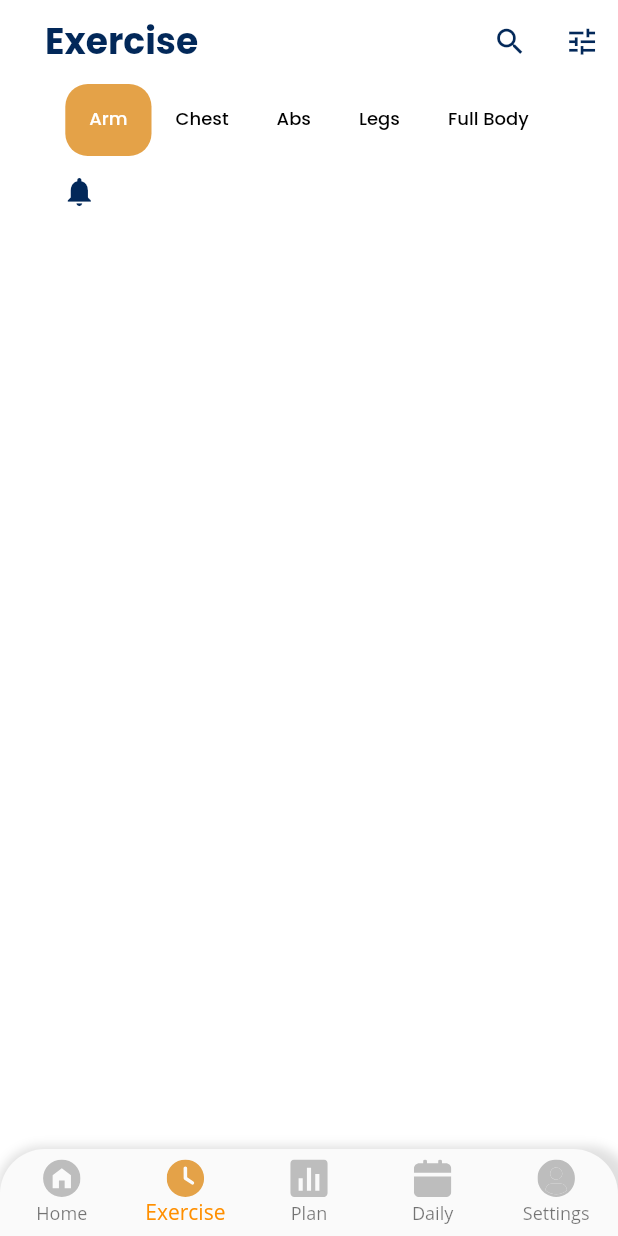
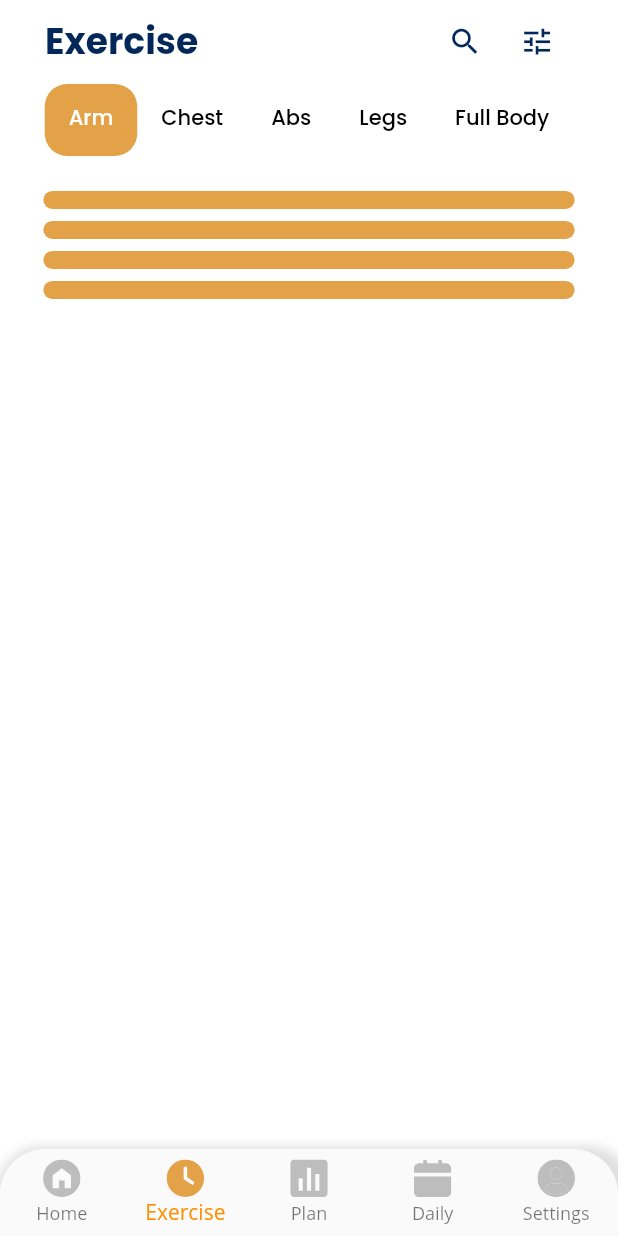
Before and after one commit to long2602/BeeFit, a Flutter app: the screen it shows after launch, item 2 of the bottom bar chosen, on a phone screen of 412 x 824 dp. Run offline on Flutter 3.47's test engine with Material 2 defaults, Android fonts, the phone set to English and light mode, and no system bars; our stand-ins replace animated_splash_screen, date_picker_timeline, flutter_svg, get, google_fonts, introduction_screen and 1 more; missing offline and left inert: flutter_ruler_picker; project files that could hold a hidden picture were left out.

Commit message:
Update Exercise

```diff
--- a/lib/screens/AppScreen.dart
+++ b/lib/screens/AppScreen.dart
@@ -1,5 +1,6 @@
 import 'package:beefit/constants/app_style.dart';
 import 'package:beefit/screens/HomeScreen.dart';
+import 'package:beefit/screens/PlanScreen.dart';
 import 'package:flutter/material.dart';
 import 'package:flutter_svg/flutter_svg.dart';
 
@@ -17,7 +18,7 @@ class _AppScreenState extends State<AppScreen> {
   static final List<Widget> _pageOption = <Widget>[
     const HomeScreen(),
     const ExerciseScreen(),
-    Container(),
+    const PlanScreen(),
     Container(),
     Container(),
   ];
--- a/lib/screens/ExerciseScreen.dart
+++ b/lib/screens/ExerciseScreen.dart
@@ -1,3 +1,5 @@
+import 'package:beefit/screens/DetailExerciseScreen.dart';
+import 'package:beefit/widgets/ButtonMain.dart';
 import 'package:flutter/material.dart';
 import 'package:google_fonts/google_fonts.dart';
 
@@ -24,7 +26,19 @@ class _ExerciseScreenState extends State<ExerciseScreen> {
             elevation: 0,
             titleSpacing: 30,
             backgroundColor: AppStyle.whiteColor,
-            actions: [
+            title: Row(
+              mainAxisAlignment: MainAxisAlignment.spaceBetween,
+              children: [
+                Text(
+                  'Exercise',
+                  style: GoogleFonts.poppins(
+                    fontWeight: FontWeight.bold,
+                    color: AppStyle.secondaryColor,
+                    fontSize: 24 * _scaleFont,
+                  ),
+                ),
+                Row(
+                  children: [
                     IconButton(
                       onPressed: () {},
                       icon: Icon(
@@ -42,13 +56,8 @@ class _ExerciseScreenState extends State<ExerciseScreen> {
                       ),
                     ),
                   ],
-            title: Text(
-              'Exercise',
-              style: GoogleFonts.poppins(
-                fontWeight: FontWeight.bold,
-                color: AppStyle.secondaryColor,
-                fontSize: 24 * _scaleFont,
                 ),
+              ],
             ),
             bottom: TabBar(
               tabs: const [
@@ -64,33 +73,81 @@ class _ExerciseScreenState extends State<ExerciseScreen> {
                 borderRadius: AppStyle.appBorder,
               ),
               unselectedLabelColor: AppStyle.black1Color,
-              labelStyle: GoogleFonts.poppins(fontSize: 12 * _scaleFont, fontWeight: FontWeight.w500,),
+              labelStyle: GoogleFonts.poppins(
+                fontSize: 14 * _scaleFont,
+                fontWeight: FontWeight.w500,
+              ),
               isScrollable: true,
             ),
           ),
           body: TabBarView(
             children: [
               Padding(
-                padding: EdgeInsets.symmetric(horizontal: 30 * _scaleScreen),
-                child: Column(
-                  crossAxisAlignment: CrossAxisAlignment.start,
+                padding: EdgeInsets.fromLTRB(
+                    30 * _scaleScreen, 20 * _scaleScreen, 30 * _scaleScreen, 0),
+                child: ListView.builder(
+                  itemCount: 4,
+                  itemBuilder: (context, index) {
+                    return InkWell(
+                      onTap: () {
+
+                        Navigator.push(
+                          context,
+                          MaterialPageRoute(
+                              builder: (_) =>
+                                  const DetailExerciseScreen()),
+                        );
+                      },
+                      child: Container(
+                        margin: const EdgeInsets.symmetric(vertical: 4),
+                        padding: const EdgeInsets.symmetric(
+                            vertical: 6, horizontal: 12),
+                        decoration: BoxDecoration(
+                          borderRadius: AppStyle.appBorder,
+                          color: AppStyle.primaryColor,
+                        ),
+                        child: Row(
                           children: [
-                    IconButton(
-                      onPressed: () {},
-                      icon: Icon(
-                        Icons.notifications,
-                        size: 24 * _scaleScreen,
-                        color: AppStyle.secondaryColor,
-                      ),
-                    ),
 
                           ],
                         ),
                       ),
-              Container(),
-              Container(),
-              Container(),
-              Container(),
+                    );
+                  },
+                ),
+              ),
+              Padding(
+                padding: EdgeInsets.symmetric(horizontal: 30 * _scaleScreen),
+                child: SingleChildScrollView(
+                  child: Column(
+                    children: [],
+                  ),
+                ),
+              ),
+              Padding(
+                padding: EdgeInsets.symmetric(horizontal: 30 * _scaleScreen),
+                child: SingleChildScrollView(
+                  child: Column(
+                    children: [],
+                  ),
+                ),
+              ),
+              Padding(
+                padding: EdgeInsets.symmetric(horizontal: 30 * _scaleScreen),
+                child: SingleChildScrollView(
+                  child: Column(
+                    children: [],
+                  ),
+                ),
+              ),
+              Padding(
+                padding: EdgeInsets.symmetric(horizontal: 30 * _scaleScreen),
+                child: SingleChildScrollView(
+                  child: Column(
+                    children: [],
+                  ),
+                ),
+              ),
             ],
           )),
     );
```
Also changed, not shown: lib/screens/DetailExerciseScreen.dart (added, +213 -0 lines), lib/screens/PlanScreen.dart (added, +42 -0 lines). Lines whose indentation alone changed are shown as unchanged.
